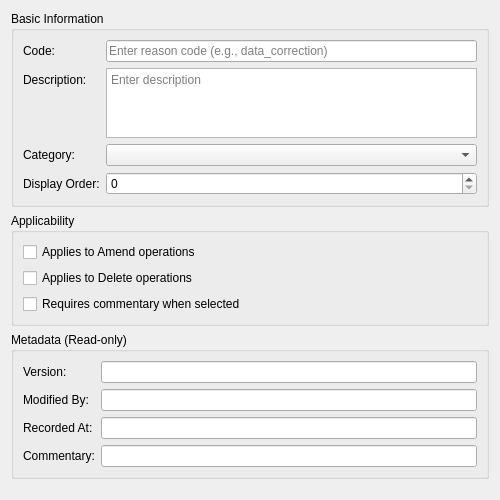
OreStudio/OreStudio, file projects/ores.qt/ui/ChangeReasonDetailDialog.ui: the form before one commit.
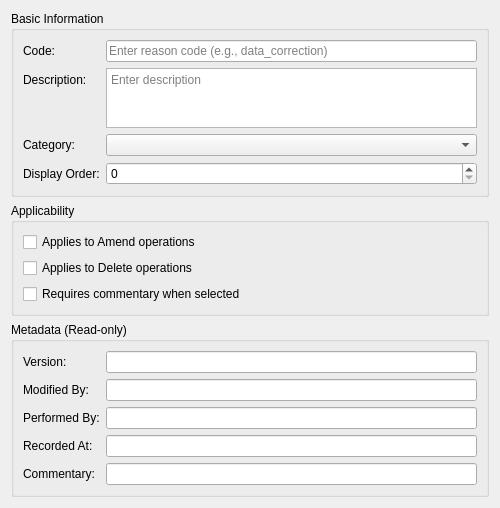
The form after the commit.

Commit message:
[qt] Add Performed By field to remaining detail dialogs
Adds read-only performedByEdit to the metadata section of 13 detail
dialogs that were missing it: Currency, Country, BusinessCentre,
ChangeReason, ChangeReasonCategory, Account, Role, Tenant, TenantType,
FeatureFlag, DatasetBundle, NatureDimension, OriginDimension.

Patch:
```diff
--- a/projects/ores.qt/ui/ChangeReasonDetailDialog.ui
+++ b/projects/ores.qt/ui/ChangeReasonDetailDialog.ui
@@ -167,27 +167,42 @@
        </widget>
       </item>
       <item row="2" column="0">
+       <widget class="QLabel" name="labelPerformedBy">
+        <property name="text">
+         <string>Performed By:</string>
+        </property>
+       </widget>
+      </item>
+      <item row="2" column="1">
+       <widget class="QLineEdit" name="performedByEdit">
+        <property name="readOnly">
+         <bool>true</bool>
+        </property>
+       </widget>
+      </item>
+
+      <item row="3" column="0">
        <widget class="QLabel" name="labelRecordedAt">
         <property name="text">
          <string>Recorded At:</string>
         </property>
        </widget>
       </item>
-      <item row="2" column="1">
+      <item row="3" column="1">
        <widget class="QLineEdit" name="recordedAtEdit">
         <property name="readOnly">
          <bool>true</bool>
         </property>
        </widget>
       </item>
-      <item row="3" column="0">
+      <item row="4" column="0">
        <widget class="QLabel" name="labelCommentary">
         <property name="text">
          <string>Commentary:</string>
         </property>
        </widget>
       </item>
-      <item row="3" column="1">
+      <item row="4" column="1">
        <widget class="QLineEdit" name="commentaryEdit">
         <property name="readOnly">
          <bool>true</bool>
```
The commit also changes 26 other files.
